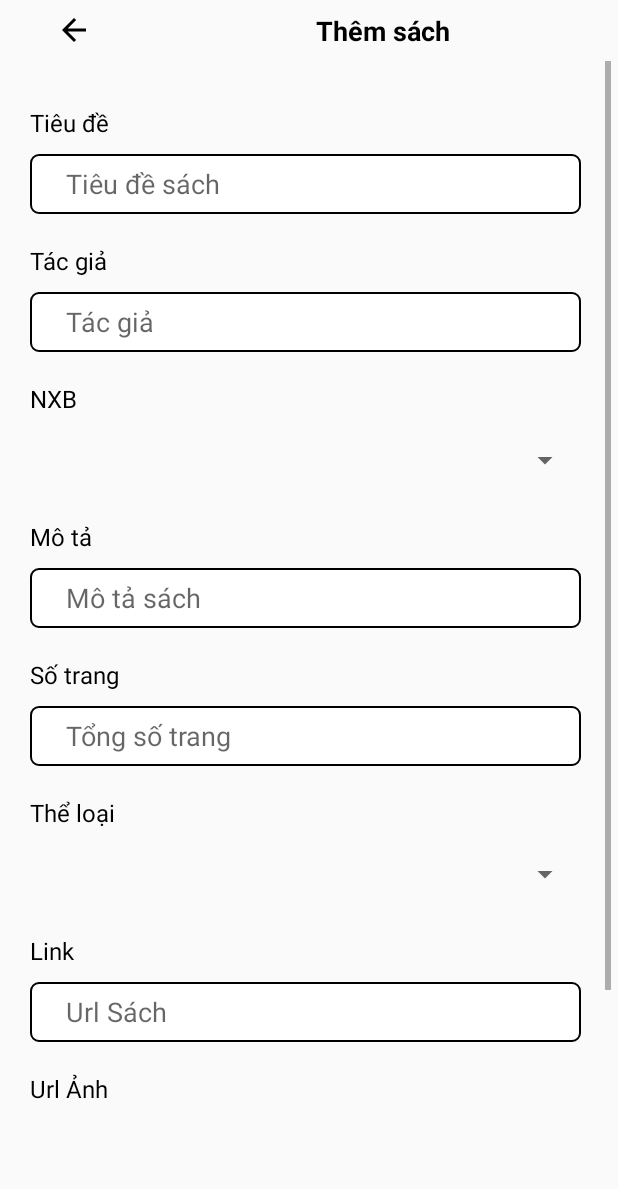
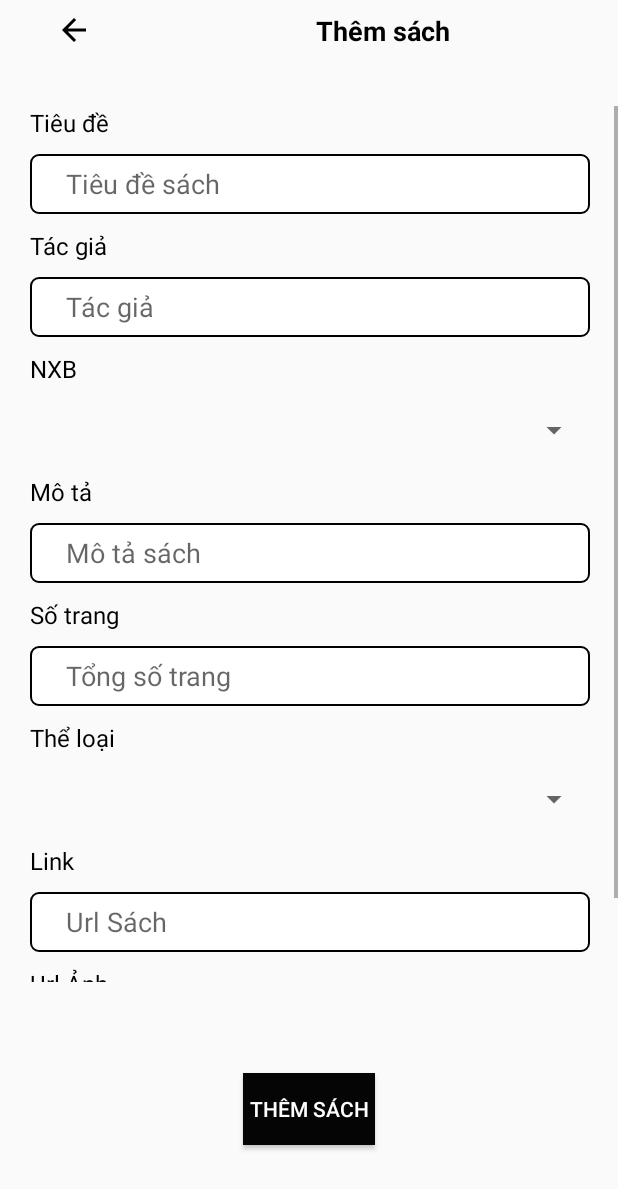
Before and after one commit to NguyetQue14062002/bookapp, an Android app: the CreateBookActivity screen opened directly, with no data from a screen before it, on a phone screen of 412 x 824 dp. Shown: the top 1189 px of the screen. Run offline under Robolectric (Android 15) with nearby library versions, the phone set to English and light mode, and no system bars; our stand-ins replace Volley; network calls fail.

```diff
--- a/app/src/main/java/com/example/bookapp/Activity/BookDetailActivity.java
+++ b/app/src/main/java/com/example/bookapp/Activity/BookDetailActivity.java
@@ -82,6 +82,10 @@ public class BookDetailActivity extends AppCompatActivity {
         rvReview.setLayoutManager(layoutManager);
         reviewAdapter = new ReviewAdapter(this, reviews);
         rvReview.setAdapter(reviewAdapter);
+
+        if (currentUser.getRole_id() == 1) {
+            btnReview.setVisibility(View.GONE);
+        }
 
         btnRead.setOnClickListener(new View.OnClickListener() {
             @Override
--- a/app/src/main/java/com/example/bookapp/Fragment/BookManagementFragment.java
+++ b/app/src/main/java/com/example/bookapp/Fragment/BookManagementFragment.java
@@ -95,7 +95,7 @@ public class BookManagementFragment extends Fragment {
             @Override
             public void onItemClick(Book book, int position) {
                 Intent intent = new Intent(getActivity(), BookDetailActivity.class);
-                intent.putExtra("book", book);
+                intent.putExtra("myBook", book);
                 startActivity(intent);
             }
         });
--- a/app/src/main/java/com/example/bookapp/Fragment/CommunityFragment.java
+++ b/app/src/main/java/com/example/bookapp/Fragment/CommunityFragment.java
@@ -94,9 +94,6 @@ public class CommunityFragment extends Fragment {
         return v;
     }
 
-    /*
-     * Override Ham onViewCreated va bat dau code nhu onCreate trong Activity
-     */
     @Override
     public void onViewCreated(@NonNull View view, @Nullable Bundle savedInstanceState) {
         super.onViewCreated(view, savedInstanceState);
--- a/app/src/main/res/layout/activity_book_detail.xml
+++ b/app/src/main/res/layout/activity_book_detail.xml
@@ -192,7 +192,7 @@
                     android:layout_width="0dp"
                     android:layout_height="wrap_content"
                     android:layout_weight="3"
-                    android:text="99"
+                    android:text="0 review"
                     android:textColor="@color/black"
                     android:textSize="18dp"
                     android:textStyle="bold" />
--- a/app/src/main/res/layout/activity_createbook.xml
+++ b/app/src/main/res/layout/activity_createbook.xml
@@ -8,7 +8,7 @@
     <LinearLayout
         android:id="@+id/linearLayout11"
         android:layout_width="match_parent"
-        android:layout_height="wrap_content"
+        android:layout_height="0dp"
         android:layout_marginTop="8dp"
         android:orientation="horizontal"
         app:layout_constraintEnd_toEndOf="parent"
@@ -35,23 +35,27 @@
     </LinearLayout>
 
     <ScrollView
-        android:layout_width="407dp"
-        android:layout_height="701dp"
+        android:id="@+id/scrollView5"
+        android:layout_width="413dp"
+        android:layout_height="584dp"
         android:layout_marginTop="8dp"
+        app:layout_constraintBottom_toBottomOf="parent"
+        app:layout_constraintEnd_toEndOf="parent"
+        app:layout_constraintStart_toStartOf="parent"
         app:layout_constraintTop_toBottomOf="@+id/linearLayout11"
+        app:layout_constraintVertical_bias="0.149"
         tools:ignore="MissingConstraints">
 
         <LinearLayout
             android:layout_width="match_parent"
             android:layout_height="wrap_content"
-            android:layout_marginTop="10dp"
+            android:layout_marginBottom="10dp"
             android:orientation="vertical">
 
             <TextView
                 android:layout_width="match_parent"
                 android:layout_height="wrap_content"
                 android:layout_marginStart="20dp"
-                android:layout_marginTop="20dp"
                 android:layout_marginEnd="20dp"
                 android:layout_marginBottom="10dp"
                 android:text="Tiêu đề"
@@ -73,7 +77,7 @@
                 android:layout_width="match_parent"
                 android:layout_height="wrap_content"
                 android:layout_marginStart="20dp"
-                android:layout_marginTop="20dp"
+                android:layout_marginTop="10dp"
                 android:layout_marginEnd="20dp"
                 android:layout_marginBottom="10dp"
                 android:text="Tác giả"
@@ -95,7 +99,7 @@
                 android:layout_width="match_parent"
                 android:layout_height="wrap_content"
                 android:layout_marginStart="20dp"
-                android:layout_marginTop="20dp"
+                android:layout_marginTop="10dp"
                 android:layout_marginEnd="20dp"
                 android:layout_marginBottom="10dp"
                 android:text="NXB"
@@ -113,7 +117,7 @@
                 android:layout_width="match_parent"
                 android:layout_height="wrap_content"
                 android:layout_marginStart="20dp"
-                android:layout_marginTop="20dp"
+                android:layout_marginTop="10dp"
                 android:layout_marginEnd="20dp"
                 android:layout_marginBottom="10dp"
                 android:text="Mô tả"
@@ -135,7 +139,7 @@
                 android:layout_width="match_parent"
                 android:layout_height="wrap_content"
                 android:layout_marginStart="20dp"
-                android:layout_marginTop="20dp"
+                android:layout_marginTop="10dp"
                 android:layout_marginEnd="20dp"
                 android:layout_marginBottom="10dp"
                 android:text="Số trang"
@@ -157,7 +161,7 @@
                 android:layout_width="match_parent"
                 android:layout_height="wrap_content"
                 android:layout_marginStart="20dp"
-                android:layout_marginTop="20dp"
+                android:layout_marginTop="10dp"
                 android:layout_marginEnd="20dp"
                 android:layout_marginBottom="10dp"
                 android:text="Thể loại"
@@ -175,7 +179,7 @@
                 android:layout_width="match_parent"
                 android:layout_height="wrap_content"
                 android:layout_marginStart="20dp"
-                android:layout_marginTop="20dp"
+                android:layout_marginTop="10dp"
                 android:layout_marginEnd="20dp"
                 android:layout_marginBottom="10dp"
                 android:text="Link"
@@ -193,29 +197,11 @@
                 android:hint="Url Sách"
                 android:textColor="@color/black" />
 
-<!--            <TextView-->
-<!--                android:layout_width="match_parent"-->
-<!--                android:layout_height="wrap_content"-->
-<!--                android:layout_marginStart="20dp"-->
-<!--                android:layout_marginTop="20dp"-->
-<!--                android:layout_marginEnd="20dp"-->
-<!--                android:layout_marginBottom="10dp"-->
-<!--                android:text="Trạng thái"-->
-<!--                android:textColor="@color/black"-->
-<!--                android:textSize="16dp" />-->
-
-<!--            <Spinner-->
-<!--                android:id="@+id/spinnerStatus"-->
-<!--                android:layout_width="fill_parent"-->
-<!--                android:layout_height="40dp"-->
-<!--                android:layout_marginStart="20dp"-->
-<!--                android:layout_marginEnd="20dp" />-->
-
             <TextView
                 android:layout_width="match_parent"
                 android:layout_height="wrap_content"
                 android:layout_marginStart="20dp"
-                android:layout_marginTop="20dp"
+                android:layout_marginTop="10dp"
                 android:layout_marginEnd="20dp"
                 android:layout_marginBottom="10dp"
                 android:text="Url Ảnh"
@@ -234,17 +220,24 @@
                 android:textColor="@color/black" />
 
 
-            <android.widget.Button
-                android:id="@+id/btnCreate"
-                android:layout_width="wrap_content"
-                android:layout_height="wrap_content"
-                android:layout_gravity="center"
-                android:layout_weight="1"
-                android:background="#050505"
-                android:text="Thêm sách"
-                android:textColor="#ffffff" />
         </LinearLayout>
 
     </ScrollView>
 
+    <android.widget.Button
+        android:id="@+id/btnCreate"
+        android:layout_width="wrap_content"
+        android:layout_height="wrap_content"
+        android:layout_gravity="center"
+        android:layout_marginTop="5dp"
+        android:layout_marginBottom="5dp"
+        android:layout_weight="1"
+        android:background="#050505"
+        android:text="Thêm sách"
+        android:textColor="#ffffff"
+        app:layout_constraintBottom_toBottomOf="parent"
+        app:layout_constraintEnd_toEndOf="parent"
+        app:layout_constraintStart_toStartOf="parent"
+        app:layout_constraintTop_toBottomOf="@+id/scrollView5" />
+
 </androidx.constraintlayout.widget.ConstraintLayout>
```
Also changed, not shown: app/src/main/java/com/example/bookapp/Adapter/BookManagementAdapter.java (+8 -1 lines), app/src/main/java/com/example/bookapp/Adapter/ReviewAdapter.java (+73 -1 lines), app/src/main/res/layout/activity_update_book.xml (+28 -19 lines), app/src/main/res/layout/row_item_review.xml (+14 -2 lines), app/src/main/res/drawable/avata.jpg (deleted).
